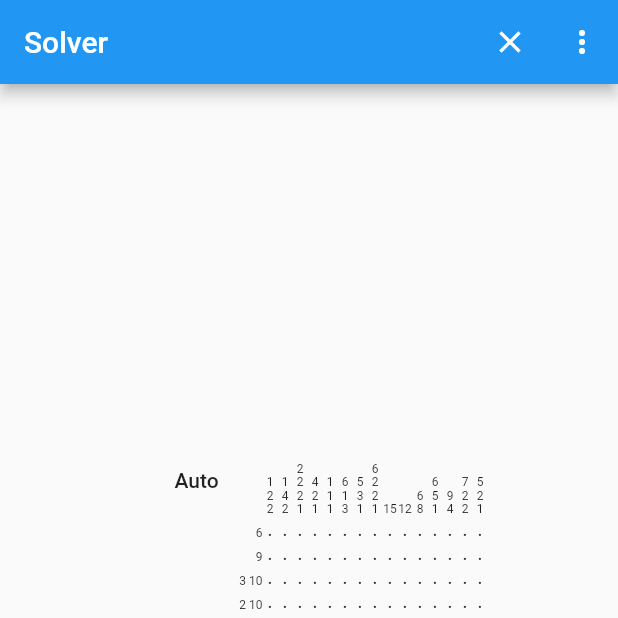
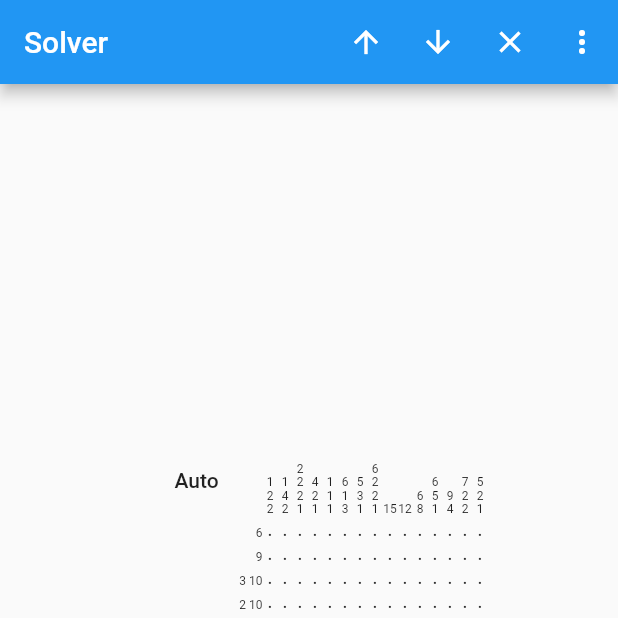
Before and after one commit to Joonsoo/sagaklogic, a Flutter app: the screen it shows after launch, on a phone screen of 412 x 824 dp, the top half of it. Run offline on Flutter 3.47's test engine with Material 2 defaults, Android fonts, the phone set to English and light mode, and no system bars.

Commit message:
Sample added, font size edit

```diff
--- a/lib/main.dart
+++ b/lib/main.dart
@@ -53,6 +53,7 @@ class _SolvingState extends State<MyHomePage> {
   Board current;
   Board solution;
   Quiz quiz;
+  int fontSize = 8;
 
   _SolvingState({this.solution}) {
     current = new Board(rows: solution.rows, cols: solution.cols);
@@ -122,7 +123,8 @@ class _SolvingState extends State<MyHomePage> {
             });
           },
           child: Text(quiz.cols[i].counts.join("\n"),
-              textAlign: TextAlign.center, style: TextStyle(fontSize: 8)));
+              textAlign: TextAlign.center,
+              style: TextStyle(fontSize: fontSize.floorToDouble())));
     }
 
     var autoButton = FlatButton(
@@ -174,7 +176,7 @@ class _SolvingState extends State<MyHomePage> {
                       });
                     },
                     child: Text(hint,
-                        style: TextStyle(fontSize: 8),
+                        style: TextStyle(fontSize: fontSize.floorToDouble()),
                         textAlign: TextAlign.right))
               ] +
               cells);
@@ -194,6 +196,22 @@ class _SolvingState extends State<MyHomePage> {
 //                  chunks: Chunks(counts: [4, 1, 3])).solvedLine);
 //            },
 //          ),
+          IconButton(
+            icon: Icon(Icons.arrow_upward),
+            onPressed: () {
+              setState(() {
+                if (fontSize < 20) fontSize += 1;
+              });
+            },
+          ),
+          IconButton(
+            icon: Icon(Icons.arrow_downward),
+            onPressed: () {
+              setState(() {
+                if (fontSize > 8) fontSize -= 1;
+              });
+            },
+          ),
           IconButton(
             icon: Icon(Icons.clear),
             onPressed: () {
--- a/lib/samples.dart
+++ b/lib/samples.dart
@@ -1,7 +1,7 @@
 import 'package:sagaklogic/Board.dart';
 
 class Samples {
-  static Map<String, Quiz> get allQuizzes => {
+  static Map<String, Quiz> allQuizzes = {
     "metamong": metamong.createQuiz(),
     "octopus": octopus.createQuiz(),
     "deer": deer,
@@ -11,6 +11,7 @@ class Samples {
     "tazza": tazza,
     "doll": doll,
     "lion": lion,
+    "kiwoom": kiwoom,
   };
 
   static Board metamong = Board.fromStrings([
@@ -526,4 +527,56 @@ class Samples {
     Chunks(counts: [30]),
     //
   ]);
+
+  static Quiz kiwoom = new Quiz(rows: [
+    Chunks(counts: [20]),
+    Chunks(counts: [11, 1]),
+    Chunks(counts: [3, 1, 6, 1]),
+    Chunks(counts: [3, 5, 1, 3, 1]),
+    Chunks(counts: [3, 3, 3, 3, 2]),
+    //
+    Chunks(counts: [5, 3, 2, 2, 2]),
+    Chunks(counts: [5, 2, 2, 3, 3]),
+    Chunks(counts: [5, 2, 2, 2, 3]),
+    Chunks(counts: [4, 2, 2, 3, 4]),
+    Chunks(counts: [4, 3, 2, 4]),
+    //
+    Chunks(counts: [4, 2, 3, 5]),
+    Chunks(counts: [4, 2, 2, 2, 4]),
+    Chunks(counts: [3, 2, 3, 3, 4]),
+    Chunks(counts: [3, 3, 3, 2, 3]),
+    Chunks(counts: [3, 2, 4, 3, 3]),
+    //
+    Chunks(counts: [3, 2, 5, 2, 2]),
+    Chunks(counts: [2, 2, 6, 3, 2]),
+    Chunks(counts: [2, 3, 6, 2, 1]),
+    Chunks(counts: [2, 7, 3, 1]),
+    Chunks(counts: [14, 1]),
+    //
+  ], cols: [
+    Chunks(counts: [20]),
+    Chunks(counts: [20]),
+    Chunks(counts: [16, 1]),
+    Chunks(counts: [2, 7, 1, 1]),
+    Chunks(counts: [2, 1, 3, 5, 1]),
+    //
+    Chunks(counts: [2, 1, 9, 1]),
+    Chunks(counts: [2, 11, 1]),
+    Chunks(counts: [2, 7, 5]),
+    Chunks(counts: [2, 3, 9]),
+    Chunks(counts: [2, 2, 9]),
+    //
+    Chunks(counts: [9, 8]),
+    Chunks(counts: [1, 3, 1, 6]),
+    Chunks(counts: [1, 1, 1, 5, 4]),
+    Chunks(counts: [1, 1, 9, 2]),
+    Chunks(counts: [1, 7, 5]),
+    //
+    Chunks(counts: [1, 5, 1, 5]),
+    Chunks(counts: [1, 3, 5, 3]),
+    Chunks(counts: [1, 1, 9, 1]),
+    Chunks(counts: [1, 13]),
+    Chunks(counts: [20]),
+    //
+  ]);
 }
```
Lines whose indentation alone changed are shown as unchanged.
